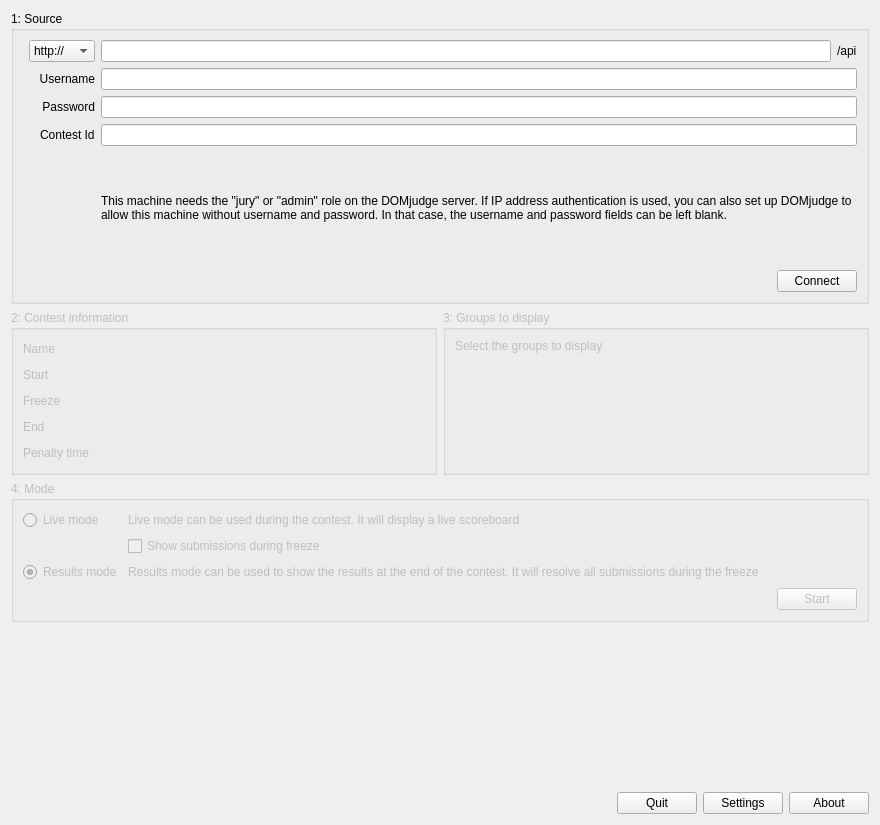
Qt form maindialog.ui (DOMjudge/DOMjura) before a commit.
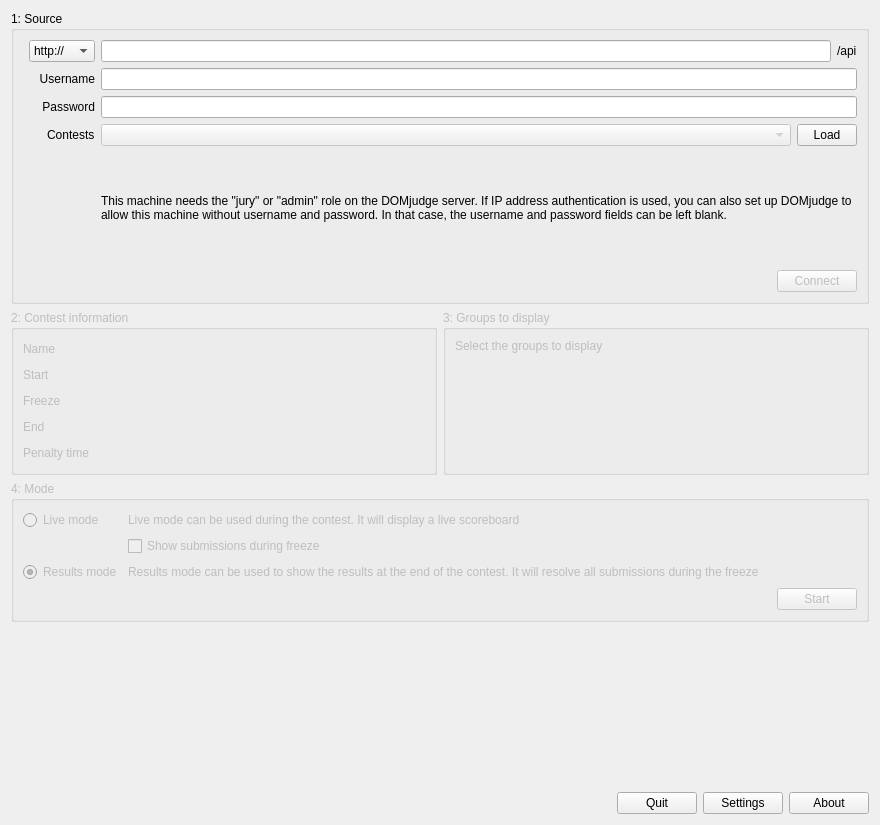
The same form after that commit.

Commit message: add choose contest from a drop down list

```diff
--- a/maindialog.ui
+++ b/maindialog.ui
@@ -49,6 +49,9 @@
         </item>
         <item>
          <widget class="QPushButton" name="buttonConnect">
+          <property name="enabled">
+           <bool>false</bool>
+          </property>
           <property name="text">
            <string>Connect</string>
           </property>
@@ -58,6 +61,13 @@
       </item>
       <item row="0" column="1">
        <layout class="QGridLayout" name="gridLayout">
+        <item row="3" column="0" alignment="Qt::AlignRight">
+         <widget class="QLabel" name="label_11">
+          <property name="text">
+           <string>Contests</string>
+          </property>
+         </widget>
+        </item>
         <item row="2" column="2">
          <widget class="QLineEdit" name="lineEditPassword">
           <property name="echoMode">
@@ -136,14 +146,28 @@
          </widget>
         </item>
         <item row="3" column="2">
-         <widget class="QLineEdit" name="lineEditContestId"/>
-        </item>
-        <item row="3" column="0" alignment="Qt::AlignRight">
-         <widget class="QLabel" name="label_11">
-          <property name="text">
-           <string>Contest Id</string>
-          </property>
-         </widget>
+         <layout class="QHBoxLayout" name="horizontalLayout_5">
+          <item>
+           <widget class="QComboBox" name="contestsComboBox">
+            <property name="enabled">
+             <bool>false</bool>
+            </property>
+           </widget>
+          </item>
+          <item>
+           <widget class="QPushButton" name="loadContestsButton">
+            <property name="maximumSize">
+             <size>
+              <width>60</width>
+              <height>16777215</height>
+             </size>
+            </property>
+            <property name="text">
+             <string>Load</string>
+            </property>
+           </widget>
+          </item>
+         </layout>
         </item>
        </layout>
       </item>
```
Left out of the diff: 39 changed lines with no effect on the pictures. The commit also changes 6 other files.
